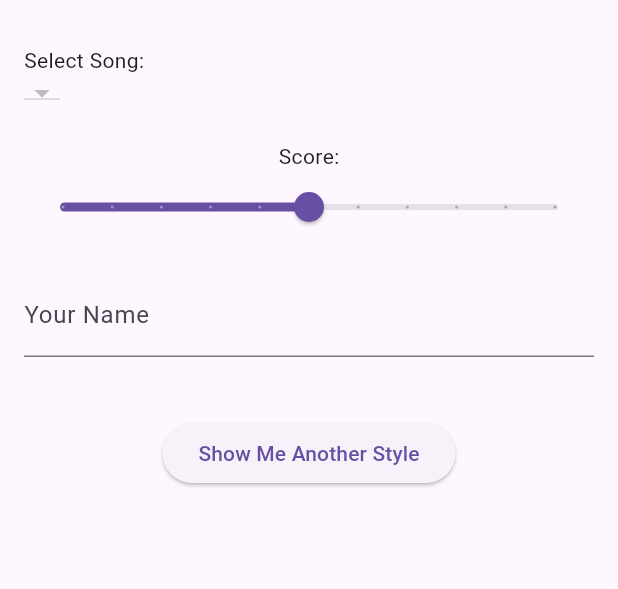
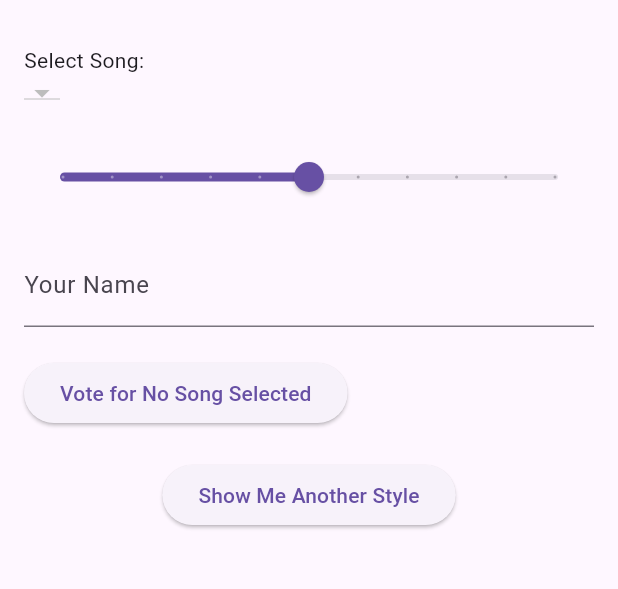
Before and after one commit to lukedesando/euro_app, a Flutter app: the screen it shows after launch, on a phone screen of 412 x 824 dp, the part 63-652 px from its top. Run offline on Flutter 3.47's test engine with Material 3 defaults, Android fonts, the phone set to English and light mode, and no system bars; missing offline and left inert: flutter_dropdown; network calls fail.

Commit message:
Making More Dynamic Widgets

```diff
--- a/lib/main.dart
+++ b/lib/main.dart
@@ -9,6 +9,9 @@ import 'voting_slider.dart';
 import 'vote_button.dart';
 
 CustomPageState customPageState = CustomPageState();
+
+double TestScore = 3;
+String TestName = "Test";
 
 void main() {
   runApp(MyApp());
@@ -33,9 +36,23 @@ class HomePage extends StatefulWidget {
 }
 
 class _VotePageState extends State<HomePage> {
-  String selectedSong = '';
-  double score = 5.0; // Default score
+  String? _selectedSong;
+  double _currentScore = 5.0; //Default score
+  int? _selectedSongID;
   final TextEditingController nameController = TextEditingController();
+
+  void _onSongChanged(String? newSongName, int? newSongId) {
+    setState(() {
+      _selectedSong = newSongName;
+      _selectedSongID = newSongId;
+    });
+  }
+
+  void _onScoreChanged(double newScore) {
+    setState(() {
+      _currentScore = newScore;
+    });
+  }
 
   @override
   Widget build(BuildContext context) {
@@ -49,16 +66,11 @@ class _VotePageState extends State<HomePage> {
           crossAxisAlignment: CrossAxisAlignment.start,
           children: [
             Text('Select Song:'),
-            SongDropdown(attribute: SongAttribute.artist),
+            SongDropdown( attribute: SongAttribute.songName,
+              selectedValue: _selectedSong,
+              onChanged: _onSongChanged),
             SizedBox(height: 20),
-            VotingSlider(
-              score: score,
-              onChanged: (value) {
-                setState(() {
-                  score = value;
-                });
-              },
-            ),
+            VotingSlider(onScoreChanged: _onScoreChanged),
             SizedBox(height: 20),
             TextField(
               controller: nameController,
@@ -67,14 +79,14 @@ class _VotePageState extends State<HomePage> {
               ),
             ),
             SizedBox(height: 20),
-            // SaveVoteButton(saveVote: customPageState.saveVote, selectedSong: selectedSong),
+            VoteButton(songName: _selectedSong ?? 'No Song Selected', songId: _selectedSongID ?? 0, userName: TestName, score: TestScore),
             SizedBox(height: 20),
             Center(
               child: ElevatedButton(
                 onPressed: () {
                   Navigator.push(
                     context,
-                    MaterialPageRoute(builder: (context) => TestPage()),
+                    MaterialPageRoute(builder: (context) => VotePage()),
                   );
                 },
                 // style: ElevatedButton.styleFrom(primary: Colors.blue),
--- a/lib/song_dropdown.dart
+++ b/lib/song_dropdown.dart
@@ -5,9 +5,6 @@ import 'vote_widget.dart';
 
 
 enum SongAttribute { artist, songName, country }
-
-const String songsHTTP = 'http://localhost:5000/songs';
-const String voteHTTP = 'http://localhost:5000/vote';
 
 class CustomPage extends StatefulWidget {
   @override
@@ -25,13 +22,14 @@ class CustomPageState extends State<CustomPage> {
   super.initState();
   fetchSongs(SongAttribute.songName).then((songs) {
     setState(() {
-        _songs = songs;
+      _songs = songs.map((song) => song['name'] as String).toList();
       if (_songs.isNotEmpty) {
         _selectedSong = _songs[0];
       }
     });
   });
 }
+
 
   @override
   Widget build(BuildContext context) {
@@ -74,17 +72,17 @@ class CustomPageState extends State<CustomPage> {
   }
 }
 
-Future<List<String>> fetchSongs(SongAttribute attribute) async {
-  final response = await http.get(Uri.parse('http://localhost:5000/songs'));
+Future<List<dynamic>> fetchSongs(SongAttribute attribute) async {
+  final response = await http.get(Uri.parse(songsHTTP));
   if (response.statusCode == 200) {
     List<dynamic> songs = jsonDecode(response.body);
     switch (attribute) {
       case SongAttribute.artist:
-        return songs.map((song) => song['artist'] as String).toList();
+        return songs.map((song) => {'name': song['artist'], 'id': song['song_id']}).toList();
       case SongAttribute.songName:
-        return songs.map((song) => song['song_name'] as String).toList();
+        return songs.map((song) => {'name': song['song_name'], 'id': song['song_id']}).toList();
       case SongAttribute.country:
-        return songs.map((song) => song['country'] as String).toList();
+        return songs.map((song) => {'name': song['country'], 'id': song['song_id']}).toList();
       default:
         return [];
     }
@@ -95,8 +93,15 @@ Future<List<String>> fetchSongs(SongAttribute attribute) async {
 
 class SongDropdown extends StatefulWidget {
   final SongAttribute attribute;
+  final String? selectedValue;
+  final Function(String?, int?) onChanged;
 
-  const SongDropdown({Key? key, required this.attribute}) : super(key: key);
+  const SongDropdown({
+    Key? key,
+    required this.attribute,
+    this.selectedValue,
+    required this.onChanged,
+  }) : super(key: key);
 
   @override
   _SongDropdownState createState() => _SongDropdownState();
@@ -104,17 +109,25 @@ class SongDropdown extends StatefulWidget {
 
 class _SongDropdownState extends State<SongDropdown> {
   List<String> _songs = [];
-  String? _selectedSong;
+  List<DropdownMenuItem<String>> _dropdownItems = [];
+  Map<String, int> _songNameToIdMap = {};
 
   @override
   void initState() {
     super.initState();
     fetchSongs(widget.attribute).then((songs) {
       setState(() {
-        _songs = songs;
-        if (_songs.isNotEmpty) {
-          _selectedSong = _songs[0];
+          for (var song in songs) {
+          String songName = song['name'];
+          _songs.add(songName);
+          _songNameToIdMap[songName] = song['id'];
         }
+        _dropdownItems = _songs.map<DropdownMenuItem<String>>((String name) {
+          return DropdownMenuItem<String>(
+            value: name,
+            child: Text(name),
+          );
+        }).toList();
       });
     });
   }
@@ -122,21 +135,16 @@ class _SongDropdownState extends State<SongDropdown> {
   @override
   Widget build(BuildContext context) {
     return DropdownButton<String>(
-      value: _selectedSong,
+      value: widget.selectedValue,
       onChanged: (String? newValue) {
-        setState(() {
-          _selectedSong = newValue;
-        });
+        int? newSongId = _songNameToIdMap[newValue];
+        widget.onChanged(newValue, newSongId);
       },
-      items: _songs.map<DropdownMenuItem<String>>((String value) {
-        return DropdownMenuItem<String>(
-          value: value,
-          child: Text(value),
-        );
-      }).toList(),
+      items: _dropdownItems,
     );
   }
 }
+
 
   // @override
   // Widget build(BuildContext context) {
--- a/lib/vote_button.dart
+++ b/lib/vote_button.dart
@@ -1,23 +1,45 @@
+import 'package:euro_app/vote_widget.dart';
 import 'package:flutter/material.dart';
-import 'vote_widget.dart';
+import 'package:http/http.dart' as http;
+import 'dart:convert';
 
-class SaveVoteButton extends StatelessWidget {
-  final Function(String) saveVote;
-  final String selectedSong;
+class VoteButton extends StatelessWidget {
+  final String songName;
+  final String userName;
+  final double score;
+  final int songId;
 
-  const SaveVoteButton({
+  const VoteButton({
     Key? key,
-    required this.saveVote,
-    required this.selectedSong,
+    required this.songName,
+    required this.userName,
+    required this.score,
+    required this.songId,
   }) : super(key: key);
+
+  Future<void> _submitVote() async {
+    final response = await http.post(
+      Uri.parse(voteHTTP),
+      headers: {'Content-Type': 'application/json'},
+      body: jsonEncode({
+        'user_name': userName,
+        'song_id': songId,
+        'score': score,
+      }),
+    );
+
+    if (response.statusCode == 200) {
+      print('Vote submitted successfully');
+    } else {
+      print('Failed to submit vote');
+    }
+  }
 
   @override
   Widget build(BuildContext context) {
-    return VoteWidget(
-      child: ElevatedButton(
-        onPressed: () => saveVote(selectedSong),
-        child: Text('Save Vote'),
-      ),
+    return ElevatedButton(
+      onPressed: _submitVote,
+      child: Text('Vote for $songName'),
     );
   }
 }
--- a/lib/vote_page.dart
+++ b/lib/vote_page.dart
@@ -3,7 +3,6 @@ import 'package:flutter_dropdown/flutter_dropdown.dart';
 import 'package:http/http.dart' as http;
 
 import 'main.dart';
-import 'test_page.dart';
 
 void main() {
   runApp(MyApp());
@@ -87,7 +86,7 @@ class _VotePageState extends State<VotePage> {
                   Navigator.push(
                     context,
                     // MaterialPageRoute(builder: (context) => HomePage()),
-                    MaterialPageRoute(builder: (context) => TestPage()),
+                    MaterialPageRoute(builder: (context) => HomePage()),
                   );
                 },
                 // style: ElevatedButton.styleFrom(primary: Colors.blue),
--- a/lib/vote_widget.dart
+++ b/lib/vote_widget.dart
@@ -1,4 +1,7 @@
 import 'package:flutter/material.dart';
+
+const String songsHTTP = 'http://localhost:5000/songs';
+const String voteHTTP = 'http://localhost:5000/vote';
 
 class VoteWidget extends StatelessWidget {
   final Widget child;
--- a/lib/voting_slider.dart
+++ b/lib/voting_slider.dart
@@ -1,32 +1,32 @@
 import 'package:flutter/material.dart';
 import 'vote_widget.dart';
 
-class VotingSlider extends StatelessWidget {
-  final double score;
-  final Function(double) onChanged;
+class VotingSlider extends StatefulWidget {
+  final Function(double) onScoreChanged;
 
-  const VotingSlider({
-    Key? key,
-    required this.score,
-    required this.onChanged,
-  }) : super(key: key);
+  const VotingSlider({Key? key, required this.onScoreChanged}) : super(key: key);
+
+  @override
+  _VotingSliderState createState() => _VotingSliderState();
+}
+
+class _VotingSliderState extends State<VotingSlider> {
+  double _currentScore = 5.0;
 
   @override
   Widget build(BuildContext context) {
-    return VoteWidget(
-      child: Column(
-        children: <Widget>[
-          Text('Score:'),
-          Slider(
-            value: score,
-            onChanged: onChanged,
-            min: 0,
-            max: 10,
-            divisions: 10,
-            label: score.toStringAsFixed(1),
-          ),
-        ],
-      ),
+    return Slider(
+      value: _currentScore,
+      min: 0,
+      max: 10,
+      divisions: 10,
+      label: _currentScore.round().toString(),
+      onChanged: (double value) {
+        setState(() {
+          _currentScore = value;
+        });
+        widget.onScoreChanged(value);
+      },
     );
   }
 }
```
Lines whose indentation alone changed are shown as unchanged.
